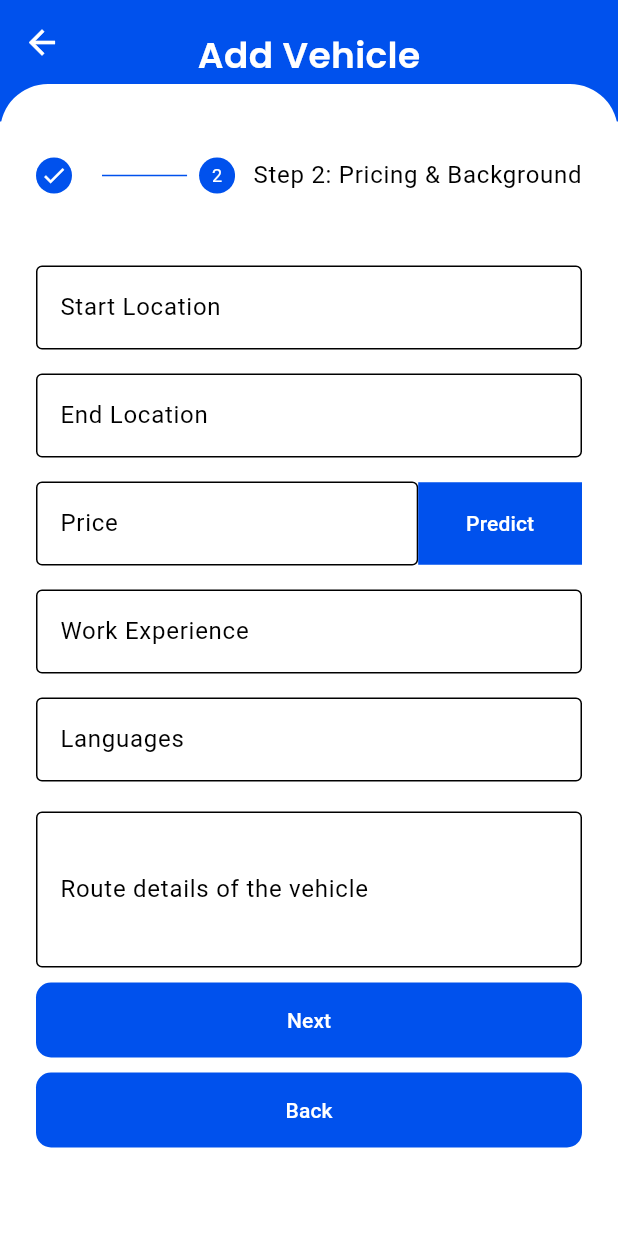
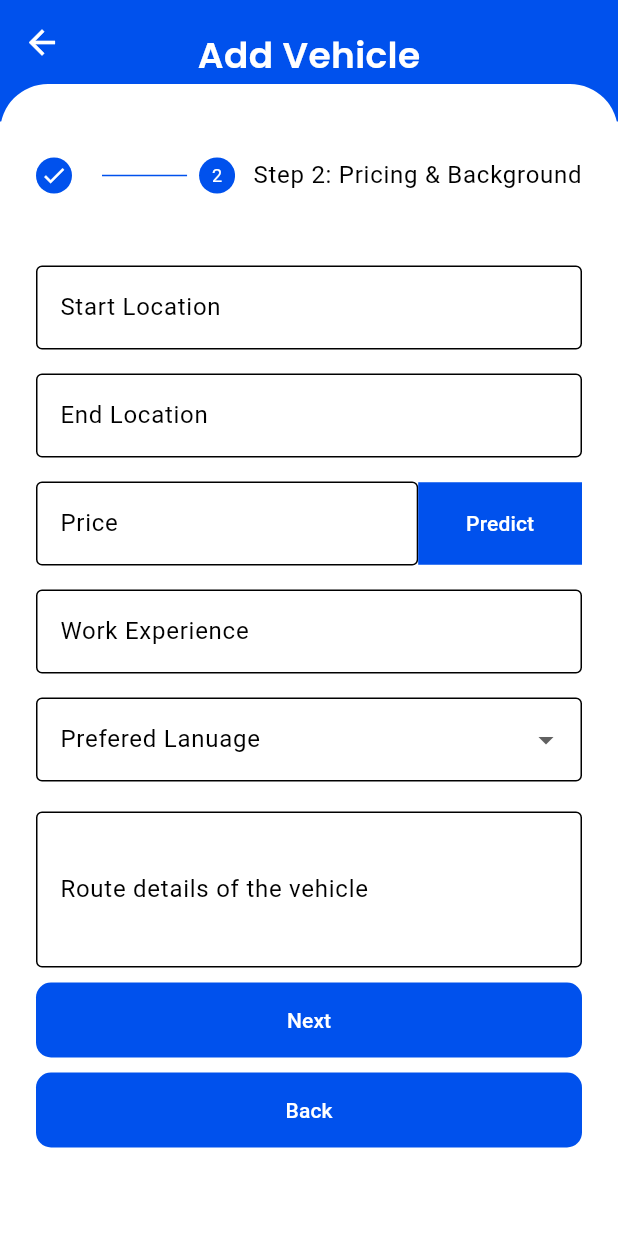
Before and after one commit to wathilaDewnaka/ridelanka-mobile-app-client, a Flutter app: the screen it shows after launch, after a tap on "Next", on a phone screen of 412 x 824 dp. Run offline on Flutter 3.47's test engine with Material 3 defaults, Android fonts, the phone set to English and light mode, and no system bars; our stand-ins replace firebase_core; accounts and stored records are empty.

Commit message:
Fixed some bugs

```diff
--- a/lib/src/screens/driver/vehicle_add.dart
+++ b/lib/src/screens/driver/vehicle_add.dart
@@ -18,9 +18,6 @@ class _VehicleAddScreenState extends State<VehicleAddScreen> {
   final TextEditingController endLocationController = TextEditingController();
   final TextEditingController priceController = TextEditingController();
   final TextEditingController experienceController = TextEditingController();
-  final TextEditingController countController = TextEditingController();
-  final TextEditingController languagesController = TextEditingController();
-  final TextEditingController refereeController = TextEditingController();
 
   @override
   Widget build(BuildContext context) {
@@ -291,10 +288,14 @@ class _VehicleAddScreenState extends State<VehicleAddScreen> {
                         ),
                       ),
                       SizedBox(height: 16),
-                      TextField(
-                        controller: languagesController,
+                      DropdownButtonFormField(
+                        items: ['English', 'Sinhala', 'Tamil']
+                            .map((value) => DropdownMenuItem(
+                                value: value, child: Text(value)))
+                            .toList(),
+                        onChanged: (value) {},
                         decoration: InputDecoration(
-                          labelText: 'Languages',
+                          labelText: 'Prefered Lanuage',
                           border: OutlineInputBorder(),
                         ),
                       ),
```
Also changed, not shown: 4 other files.
